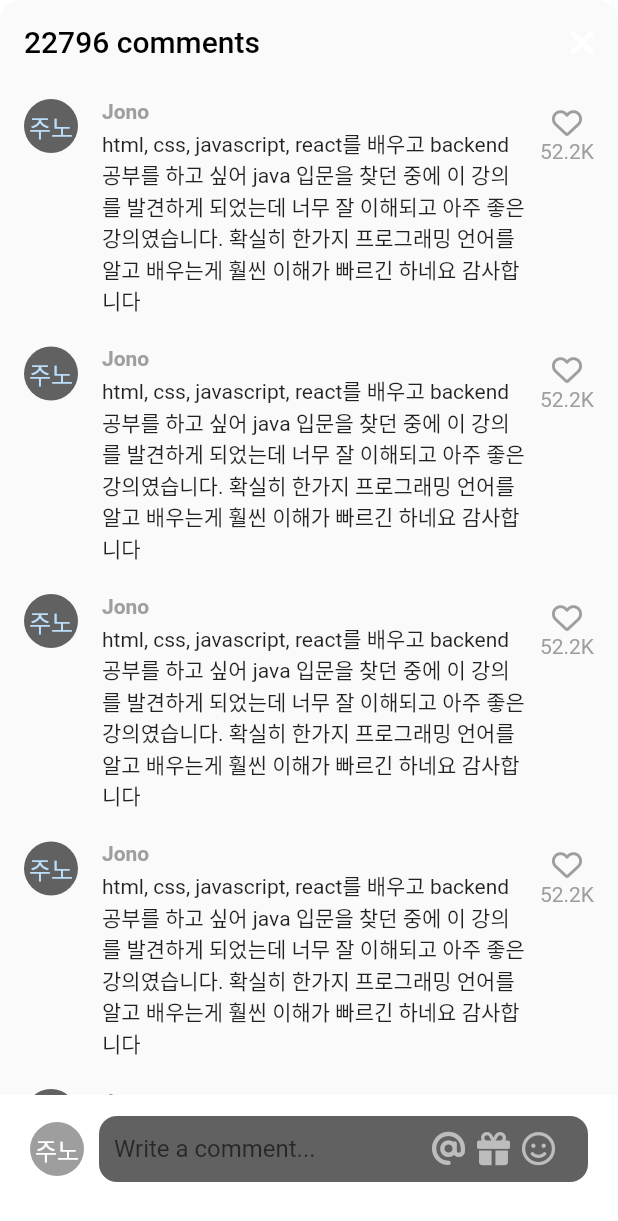
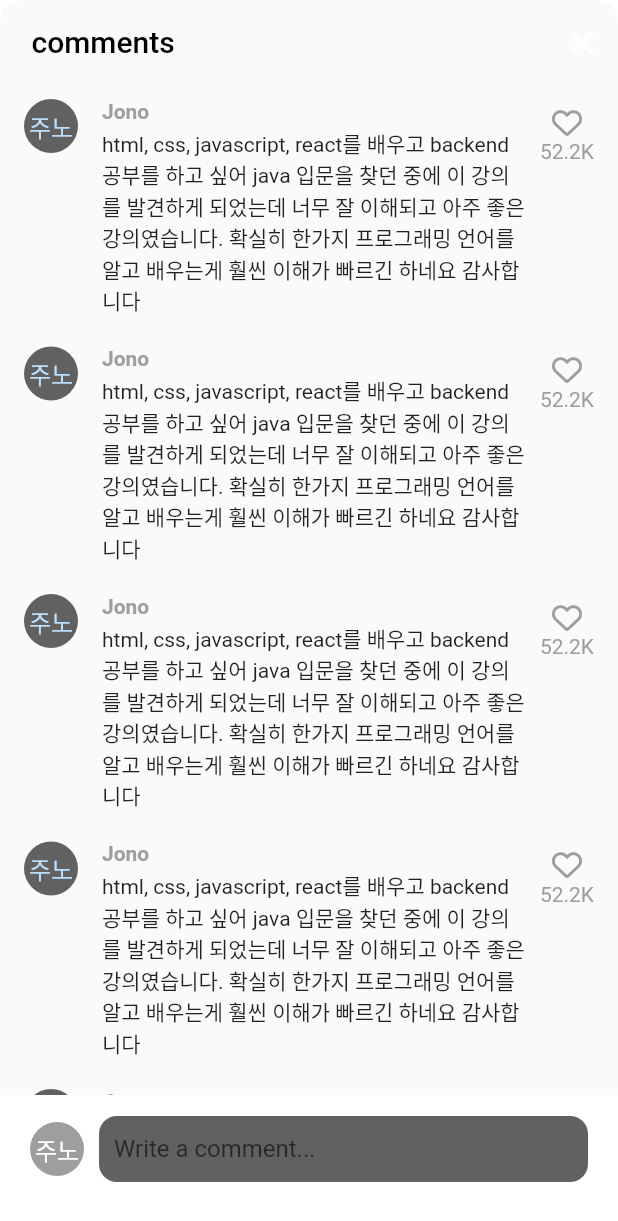
Before and after one commit to wxxd-fxrest/MumbleMumble, a Flutter app: the CardCommentScreen screen opened directly, on a phone screen of 412 x 824 dp. Shown: the top 1221 px of the screen. Run offline on Flutter 3.47's test engine with Material 2 defaults, Android fonts, the phone set to English and light mode, and no system bars; our stand-ins replace font_awesome_flutter.

Commit message:
card comment

```diff
--- a/lib/card/card_comment_screen.dart
+++ b/lib/card/card_comment_screen.dart
@@ -14,6 +14,12 @@ class _CardCommentScreenState extends State<CardCommentScreen> {
   bool _isWriting = false;
 
   final ScrollController _scrollController = ScrollController();
+
+  void _onStartWriting() {
+    setState(() {
+      _isWriting = true;
+    });
+  }
 
   void _stopWriting() {
     FocusScope.of(context).unfocus();
@@ -39,7 +45,7 @@ class _CardCommentScreenState extends State<CardCommentScreen> {
           backgroundColor: Colors.grey.shade50,
           automaticallyImplyLeading: false,
           title: const Text(
-            "22796 comments",
+            " comments",
             style: TextStyle(color: Colors.black),
           ),
           actions: [
@@ -139,7 +145,7 @@ class _CardCommentScreenState extends State<CardCommentScreen> {
                           child: SizedBox(
                             height: Sizes.size44,
                             child: TextField(
-                              onTap: () {},
+                              onTap: _onStartWriting,
                               expands: true,
                               minLines: null,
                               maxLines: null,
@@ -164,24 +170,6 @@ class _CardCommentScreenState extends State<CardCommentScreen> {
                                   child: Row(
                                     mainAxisSize: MainAxisSize.min,
                                     children: [
-                                      FaIcon(
-                                        FontAwesomeIcons.at,
-                                        color: Colors.grey.shade400,
-                                        size: Sizes.size20 + Sizes.size2,
-                                      ),
-                                      Gaps.h8,
-                                      FaIcon(
-                                        FontAwesomeIcons.gift,
-                                        color: Colors.grey.shade400,
-                                        size: Sizes.size20 + Sizes.size2,
-                                      ),
-                                      Gaps.h8,
-                                      FaIcon(
-                                        FontAwesomeIcons.faceSmile,
-                                        color: Colors.grey.shade400,
-                                        size: Sizes.size20 + Sizes.size2,
-                                      ),
-                                      Gaps.h8,
                                       if (_isWriting)
                                         GestureDetector(
                                           onTap: _stopWriting,
```
Also changed, not shown: lib/card/card_detail_screen.dart (+8 -1 lines), lib/features/main/Card_scrren.dart (+27 -15 lines).
